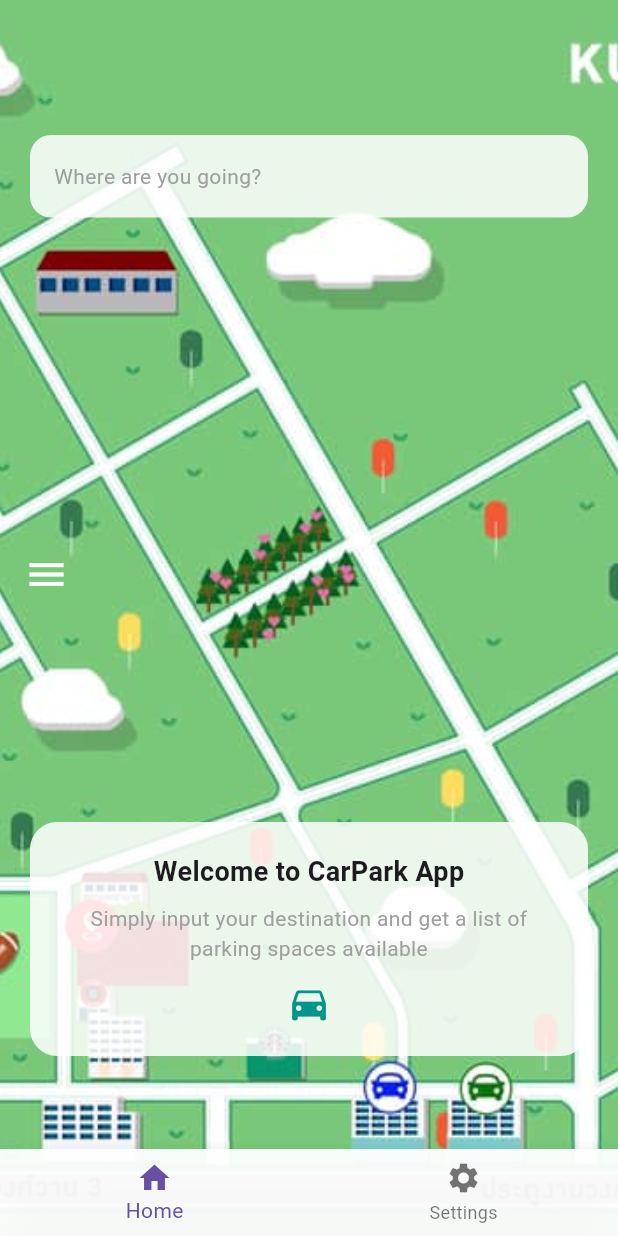
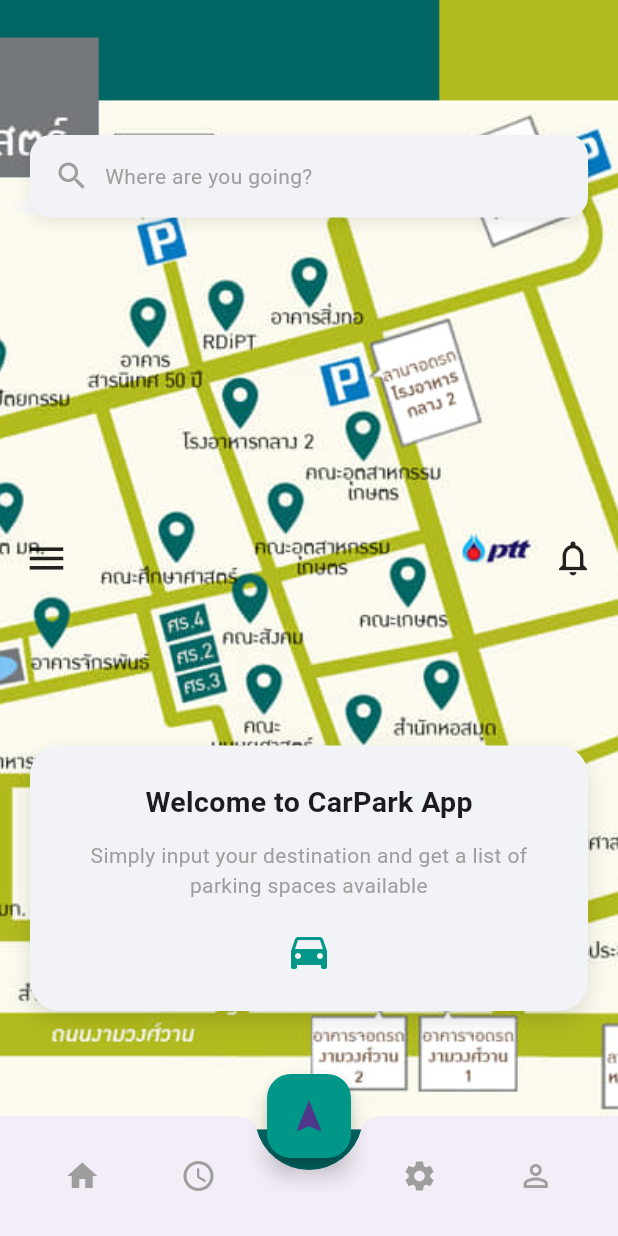
Before and after one commit to KathAEatBurger/KUCarPark, a Flutter app: the screen it shows after launch, on a phone screen of 412 x 824 dp. Run offline on Flutter 3.47's test engine with Material 3 defaults, Android fonts, the phone set to English and light mode, and no system bars.

Commit message:
Fix BottomAppBar

```diff
--- a/lib/main.dart
+++ b/lib/main.dart
@@ -23,12 +23,12 @@ class HomePage extends StatelessWidget {
   @override
   Widget build(BuildContext context) {
     return Scaffold(
-      extendBody: true, // ⭐ สำคัญมาก แก้พื้นขาว/ดำใต้ BottomNav
+      extendBody: true,
 
       body: Stack(
         fit: StackFit.expand,
         children: [
-          /// 🔹 Background image (เต็มจอจริง)
+          /// 🔹 Map Background
           Image.asset(
             'assets/images/background.jpg',
             fit: BoxFit.cover,
@@ -37,10 +37,13 @@ class HomePage extends StatelessWidget {
           /// 🔹 Top menu
           SafeArea(
             child: Padding(
-              padding: const EdgeInsets.all(16),
+              padding: const EdgeInsets.symmetric(horizontal: 16, vertical: 10),
               child: Row(
+                mainAxisAlignment: MainAxisAlignment.spaceBetween,
                 children: const [
-                  Icon(Icons.menu, size: 30, color: Colors.white),
+                  Icon(Icons.menu, size: 30, color: Colors.black87),
+                  Icon(Icons.notifications_none,
+                      size: 28, color: Colors.black87),
                 ],
               ),
             ),
@@ -55,27 +58,46 @@ class HomePage extends StatelessWidget {
               height: 55,
               padding: const EdgeInsets.symmetric(horizontal: 16),
               decoration: BoxDecoration(
-                color: Colors.white.withOpacity(0.85),
+                color: const Color(0xfff1f3f6),
                 borderRadius: BorderRadius.circular(14),
+                boxShadow: [
+                  BoxShadow(
+                    color: Colors.black.withOpacity(0.08),
+                    blurRadius: 8,
+                    offset: const Offset(0, 4),
                   ),
-              alignment: Alignment.centerLeft,
-              child: const Text(
+                ],
+              ),
+              child: Row(
+                children: const [
+                  Icon(Icons.search, color: Colors.grey),
+                  SizedBox(width: 10),
+                  Text(
                     "Where are you going?",
                     style: TextStyle(color: Colors.grey),
+                  ),
+                ],
               ),
             ),
           ),
 
-          /// 🔹 Bottom card
+          /// 🔹 Welcome card
           Positioned(
-            bottom: 120,
+            bottom: 150,
             left: 20,
             right: 20,
             child: Container(
-              padding: const EdgeInsets.all(20),
+              padding: const EdgeInsets.all(24),
               decoration: BoxDecoration(
-                color: Colors.white.withOpacity(0.85),
-                borderRadius: BorderRadius.circular(18),
+                color: const Color(0xfff1f3f6),
+                borderRadius: BorderRadius.circular(20),
+                boxShadow: [
+                  BoxShadow(
+                    color: Colors.black.withOpacity(0.12),
+                    blurRadius: 12,
+                    offset: const Offset(0, 6),
+                  ),
+                ],
               ),
               child: Column(
                 mainAxisSize: MainAxisSize.min,
@@ -83,21 +105,24 @@ class HomePage extends StatelessWidget {
                   Text(
                     "Welcome to CarPark App",
                     style: TextStyle(
-                      fontSize: 18,
+                      fontSize: 19,
                       fontWeight: FontWeight.bold,
                     ),
                   ),
-                  SizedBox(height: 8),
+                  SizedBox(height: 12),
                   Text(
                     "Simply input your destination and get a list of parking spaces available",
                     textAlign: TextAlign.center,
-                    style: TextStyle(color: Colors.grey),
+                    style: TextStyle(
+                      color: Colors.grey,
+                      height: 1.4,
                     ),
-                  SizedBox(height: 12),
+                  ),
+                  SizedBox(height: 18),
                   Icon(
                     Icons.directions_car,
                     color: Colors.teal,
-                    size: 30,
+                    size: 32,
                   ),
                 ],
               ),
@@ -106,30 +131,52 @@ class HomePage extends StatelessWidget {
         ],
       ),
 
-      /// 🔹 Bottom navigation
-      bottomNavigationBar: BottomNavigationBar(
-        backgroundColor: Colors.white.withOpacity(0.95),
-        currentIndex: 0,
-        onTap: (index) {
-          if (index == 1) {
+      /// 🔹 Floating button (center)
+      floatingActionButton: FloatingActionButton(
+        backgroundColor: Colors.teal,
+        elevation: 6,
+        onPressed: () {},
+        child: const Icon(Icons.navigation, size: 26),
+      ),
+      floatingActionButtonLocation: FloatingActionButtonLocation.centerDocked,
+
+      /// 🔹 Bottom bar with notch
+      bottomNavigationBar: BottomAppBar(
+        shape: const CircularNotchedRectangle(),
+        notchMargin: 8,
+        elevation: 10,
+        child: SizedBox(
+          height: 65,
+          child: Row(
+            mainAxisAlignment: MainAxisAlignment.spaceAround,
+            children: [
+              IconButton(
+                icon: const Icon(Icons.home, color: Colors.grey),
+                onPressed: () {},
+              ),
+              IconButton(
+                icon: const Icon(Icons.access_time, color: Colors.grey),
+                onPressed: () {},
+              ),
+              const SizedBox(width: 40), // space for FAB
+              IconButton(
+                icon: const Icon(Icons.settings, color: Colors.grey),
+                onPressed: () {
                   Navigator.push(
                     context,
                     MaterialPageRoute(
                       builder: (_) => const SettingsPage(),
                     ),
                   );
-          }
                 },
-        items: const [
-          BottomNavigationBarItem(
-            icon: Icon(Icons.home),
-            label: "Home",
               ),
-          BottomNavigationBarItem(
-            icon: Icon(Icons.settings),
-            label: "Settings",
+              IconButton(
+                icon: const Icon(Icons.person_outline, color: Colors.grey),
+                onPressed: () {},
               ),
             ],
+          ),
+        ),
       ),
     );
   }
```
Also changed, not shown: assets/images/background.jpg. Lines whose indentation alone changed are shown as unchanged.
